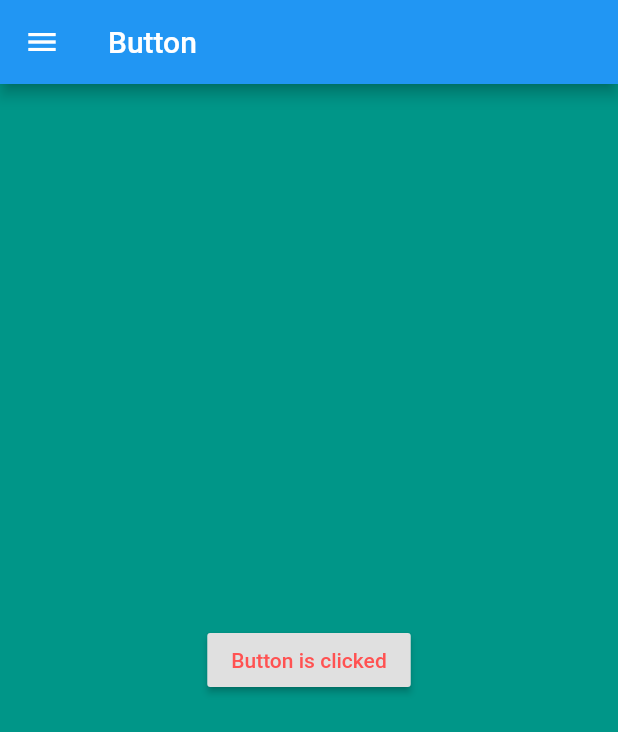
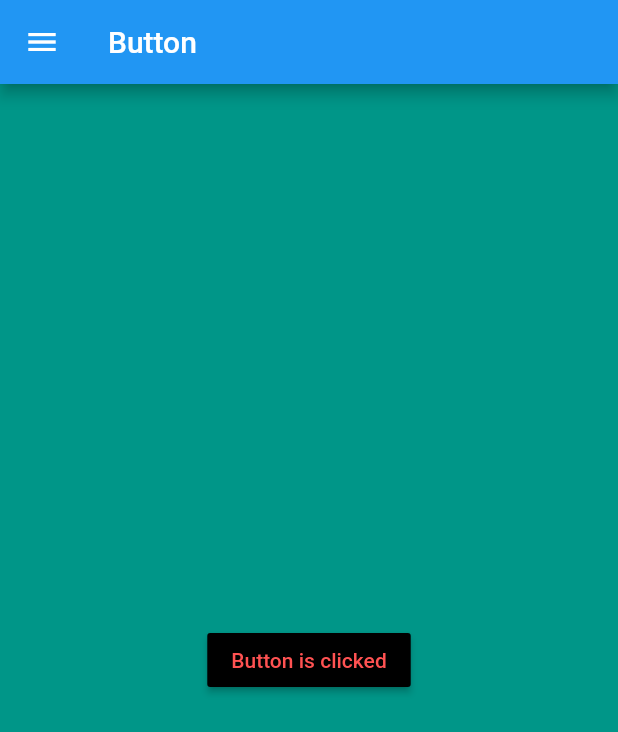
Before and after one commit to Sohag-84/Button_Flutter, a Flutter app: the screen it shows after launch, after a tap on "Click here", on a phone screen of 412 x 824 dp. Shown: the top 732 px of the screen. Run offline on Flutter 3.47's test engine with Material 2 defaults, Android fonts, the phone set to English and light mode, and no system bars.

Commit message:
Button background color is changed

```diff
--- a/lib/main.dart
+++ b/lib/main.dart
@@ -13,6 +13,7 @@ class MyApp extends StatelessWidget {
 }
 //create variable
 String btnText = "Click here";
+Color txtColor = Colors.black;
 Color btnColor = Colors.white;
 
 class ButtonApp extends StatefulWidget {
@@ -37,11 +38,13 @@ class _ButtonAppState extends State<ButtonApp> {
           children: [
             Center(
               child: RaisedButton(
-                child: Text(btnText,style: TextStyle(color: btnColor),),
+                child: Text(btnText,style: TextStyle(color: txtColor),),
+                  color: btnColor,
                   onPressed: (){
                 setState(() {
                   btnText = "Button is clicked";
-                  btnColor = Colors.redAccent;
+                  txtColor = Colors.redAccent;
+                  btnColor = Colors.black;
                 });
               }
               ),
```
